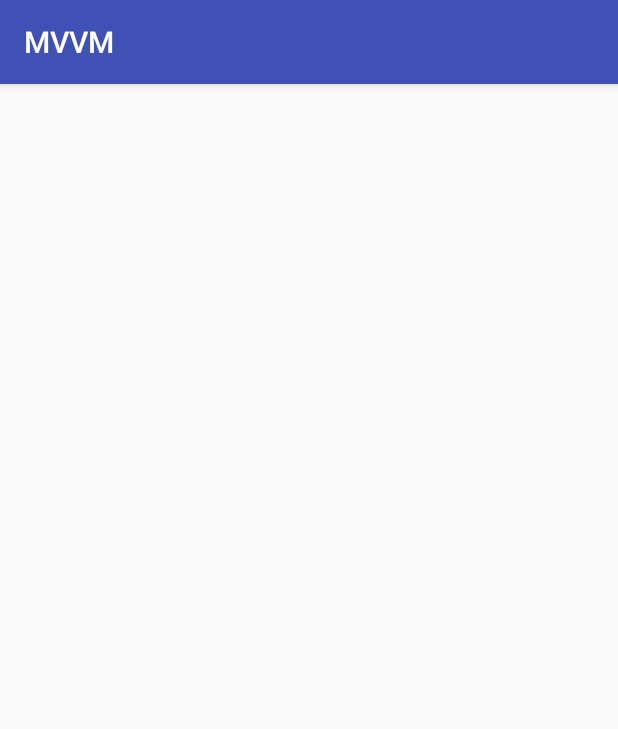
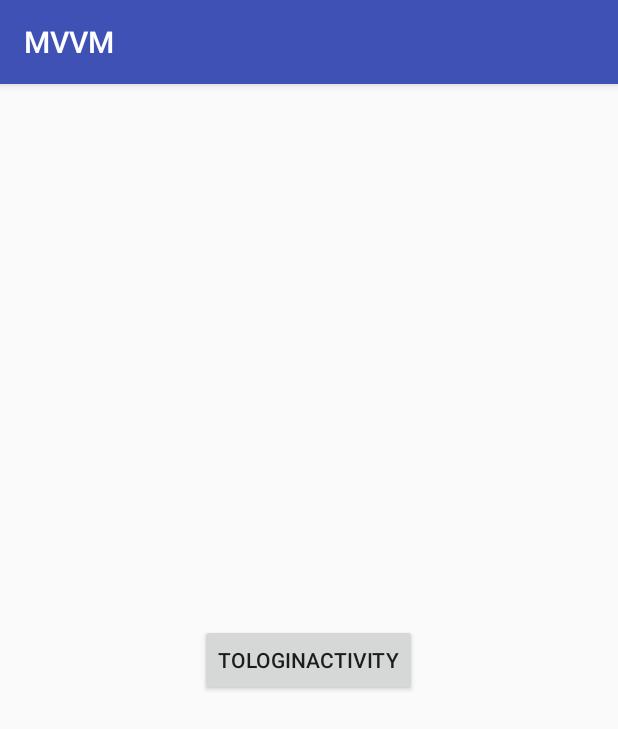
Before and after one commit to sudo5in5k/study_mvvm, an Android app: the screen it shows after launch (MainActivity), on a phone screen of 412 x 824 dp. Shown: the top 729 px of the screen. Run offline under Robolectric (Android 15) with nearby library versions, the phone set to English and light mode, and no system bars; our stand-ins replace Dagger/Hilt's generated code.

```diff
--- a/app/src/main/AndroidManifest.xml
+++ b/app/src/main/AndroidManifest.xml
@@ -16,6 +16,7 @@
                 <category android:name="android.intent.category.LAUNCHER" />
             </intent-filter>
         </activity>
+        <activity android:name=".rxkotlin.LoginActivity" />
     </application>
 
 </manifest>
--- a/app/src/main/java/com/example/sho/mvvm/MainActivity.kt
+++ b/app/src/main/java/com/example/sho/mvvm/MainActivity.kt
@@ -1,9 +1,12 @@
 package com.example.sho.mvvm
 
+import android.content.Intent
+import android.os.Bundle
 import android.support.v7.app.AppCompatActivity
-import android.os.Bundle
 import com.example.sho.mvvm.dagger.ChocolateCake
 import com.example.sho.mvvm.dagger.DaggerCakeComponent
+import com.example.sho.mvvm.rxkotlin.LoginActivity
+import kotlinx.android.synthetic.main.activity_main.*
 import javax.inject.Inject
 
 class MainActivity : AppCompatActivity() {
@@ -16,5 +19,9 @@ class MainActivity : AppCompatActivity() {
 
         DaggerCakeComponent.create().inject(this)
         this.cake.make()
+
+        to_login_activity.setOnClickListener {
+            startActivity(Intent(this, LoginActivity::class.java))
+        }
     }
 }
--- a/app/src/main/res/layout/activity_main.xml
+++ b/app/src/main/res/layout/activity_main.xml
@@ -1,14 +1,15 @@
 <?xml version="1.0" encoding="utf-8"?>
-<android.support.constraint.ConstraintLayout xmlns:android="http://schemas.android.com/apk/res/android"
-    xmlns:app="http://schemas.android.com/apk/res-auto"
+<RelativeLayout xmlns:android="http://schemas.android.com/apk/res/android"
     xmlns:tools="http://schemas.android.com/tools"
     android:layout_width="match_parent"
     android:layout_height="match_parent"
     tools:context="com.example.sho.mvvm.MainActivity">
 
-    <FrameLayout
-        android:id="@+id/fragment_container"
+    <Button
+        android:id="@+id/to_login_activity"
         android:layout_width="wrap_content"
-        android:layout_height="wrap_content" />
+        android:layout_height="wrap_content"
+        android:layout_centerInParent="true"
+        android:text="toLoginActivity" />
 
-</android.support.constraint.ConstraintLayout>
+</RelativeLayout>
--- a/build.gradle
+++ b/build.gradle
@@ -6,7 +6,10 @@ buildscript {
             'kotlin': '1.1.51',
             'retrofit': '2.4.0',
             'lifecycle': '1.1.1',
-            'dagger2': '2.11'
+            'dagger2': '2.11',
+            'rxkotlin': '1.0.0',
+            'rxandroid': '1.2.1',
+            'rxbinding': '1.0.1'
     ]
 
 
```
Also changed, not shown: app/build.gradle (+8 -0 lines), app/src/main/java/com/example/sho/mvvm/TestApplication.kt (deleted, +0 -12 lines), app/src/main/java/com/example/sho/mvvm/rxkotlin/LoginActivity.kt (added, +43 -0 lines), app/src/main/res/layout/activity_login.xml (added, +27 -0 lines).
